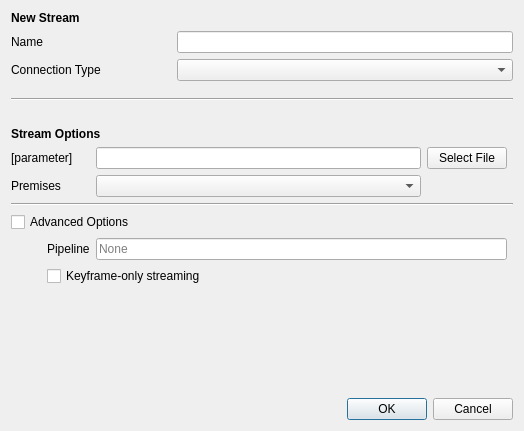
Old version of the form brainframe_qt/ui/dialogs/stream_configuration/stream_configuration.ui in the repository aotuai/brainframe-qt.
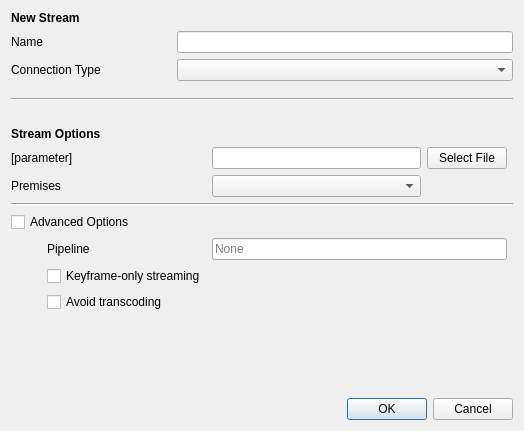
New version of the form.

Commit message:
Add transcoding option to UI and more pipeline
Pipeline is now available to all stream types!

The edit to the form file:
```diff
--- a/brainframe_qt/ui/dialogs/stream_configuration/stream_configuration.ui
+++ b/brainframe_qt/ui/dialogs/stream_configuration/stream_configuration.ui
@@ -137,35 +137,18 @@
       <property name="bottomMargin">
        <number>0</number>
       </property>
-      <item row="5" column="0">
-       <spacer name="horizontalSpacer">
-        <property name="orientation">
-         <enum>Qt::Horizontal</enum>
+      <item row="1" column="2">
+       <widget class="QLineEdit" name="parameter_value">
+        <property name="sizePolicy">
+         <sizepolicy hsizetype="Expanding" vsizetype="Fixed">
+          <horstretch>0</horstretch>
+          <verstretch>0</verstretch>
+         </sizepolicy>
         </property>
-        <property name="sizeType">
-         <enum>QSizePolicy::Fixed</enum>
-        </property>
-        <property name="sizeHint" stdset="0">
-         <size>
-          <width>30</width>
-          <height>20</height>
-         </size>
-        </property>
-       </spacer>
-      </item>
-      <item row="4" column="0" colspan="5">
-       <widget class="QCheckBox" name="advanced_options_checkbox">
-        <property name="text">
-         <string>Advanced Options</string>
-        </property>
        </widget>
       </item>
-      <item row="3" column="0" colspan="5">
-       <widget class="Line" name="line">
-        <property name="orientation">
-         <enum>Qt::Horizontal</enum>
-        </property>
-       </widget>
+      <item row="2" column="2">
+       <widget class="QComboBox" name="premises_combobox"/>
       </item>
       <item row="1" column="0" colspan="2">
        <widget class="QLabel" name="parameter_label">
@@ -206,34 +189,47 @@
         </property>
        </widget>
       </item>
-      <item row="5" column="1">
-       <widget class="QLabel" name="pipeline_label">
+      <item row="8" column="1">
+       <widget class="QCheckBox" name="avoid_transcoding_checkbox">
         <property name="text">
-         <string>Pipeline</string>
+         <string>Avoid transcoding</string>
         </property>
        </widget>
       </item>
-      <item row="6" column="1" colspan="4">
-       <widget class="QCheckBox" name="keyframe_only_checkbox">
-        <property name="text">
-         <string>Keyframe-only streaming</string>
-        </property>
-       </widget>
-      </item>
-      <item row="5" column="2" colspan="2">
+      <item row="6" column="2" colspan="2">
        <widget class="QLineEdit" name="pipeline_value">
         <property name="placeholderText">
          <string>None</string>
         </property>
        </widget>
       </item>
-      <item row="1" column="2">
-       <widget class="QLineEdit" name="parameter_value">
-        <property name="sizePolicy">
-         <sizepolicy hsizetype="Expanding" vsizetype="Fixed">
-          <horstretch>0</horstretch>
-          <verstretch>0</verstretch>
-         </sizepolicy>
+      <item row="6" column="0">
+       <spacer name="horizontalSpacer">
+        <property name="orientation">
+         <enum>Qt::Horizontal</enum>
+        </property>
+        <property name="sizeType">
+         <enum>QSizePolicy::Fixed</enum>
+        </property>
+        <property name="sizeHint" stdset="0">
+         <size>
+          <width>30</width>
+          <height>20</height>
+         </size>
+        </property>
+       </spacer>
+      </item>
+      <item row="6" column="1">
+       <widget class="QLabel" name="pipeline_label">
+        <property name="text">
+         <string>Pipeline</string>
+        </property>
+       </widget>
+      </item>
+      <item row="3" column="0" colspan="5">
+       <widget class="Line" name="line">
+        <property name="orientation">
+         <enum>Qt::Horizontal</enum>
         </property>
        </widget>
       </item>
@@ -244,8 +240,19 @@
         </property>
        </widget>
       </item>
-      <item row="2" column="2">
-       <widget class="QComboBox" name="premises_combobox"/>
+      <item row="4" column="0" colspan="5">
+       <widget class="QCheckBox" name="advanced_options_checkbox">
+        <property name="text">
+         <string>Advanced Options</string>
+        </property>
+       </widget>
+      </item>
+      <item row="7" column="1">
+       <widget class="QCheckBox" name="keyframe_only_checkbox">
+        <property name="text">
+         <string>Keyframe-only streaming</string>
+        </property>
+       </widget>
       </item>
      </layout>
     </widget>
```
Left out of the diff: 1 changed line with no effect on the pictures. The commit also changes 1 other file.
